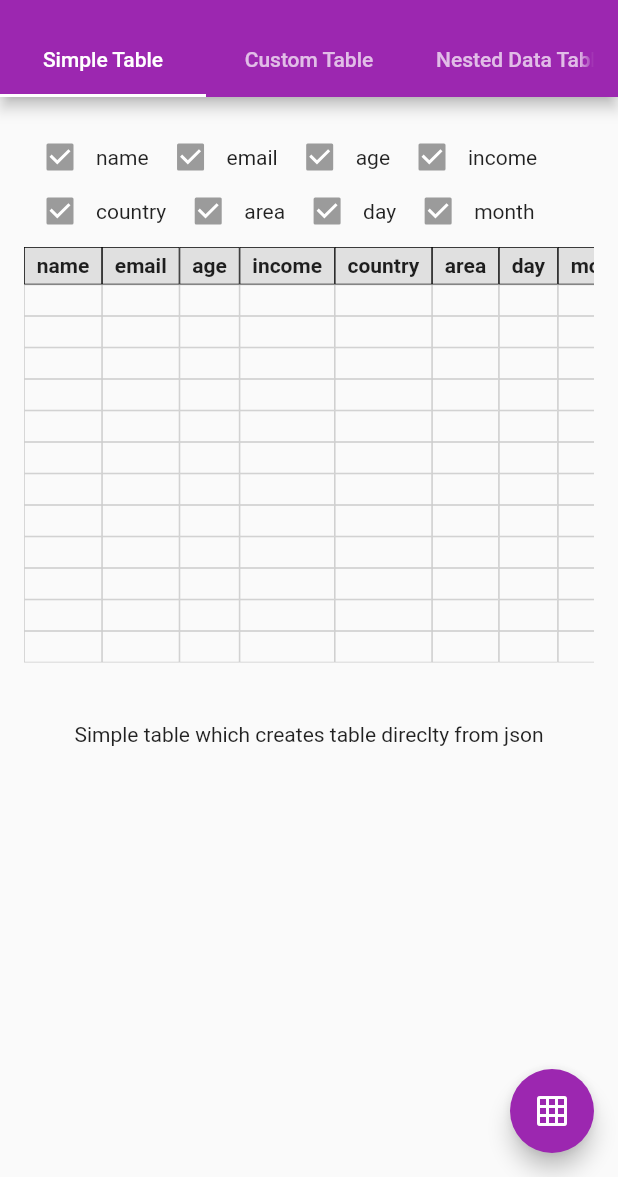
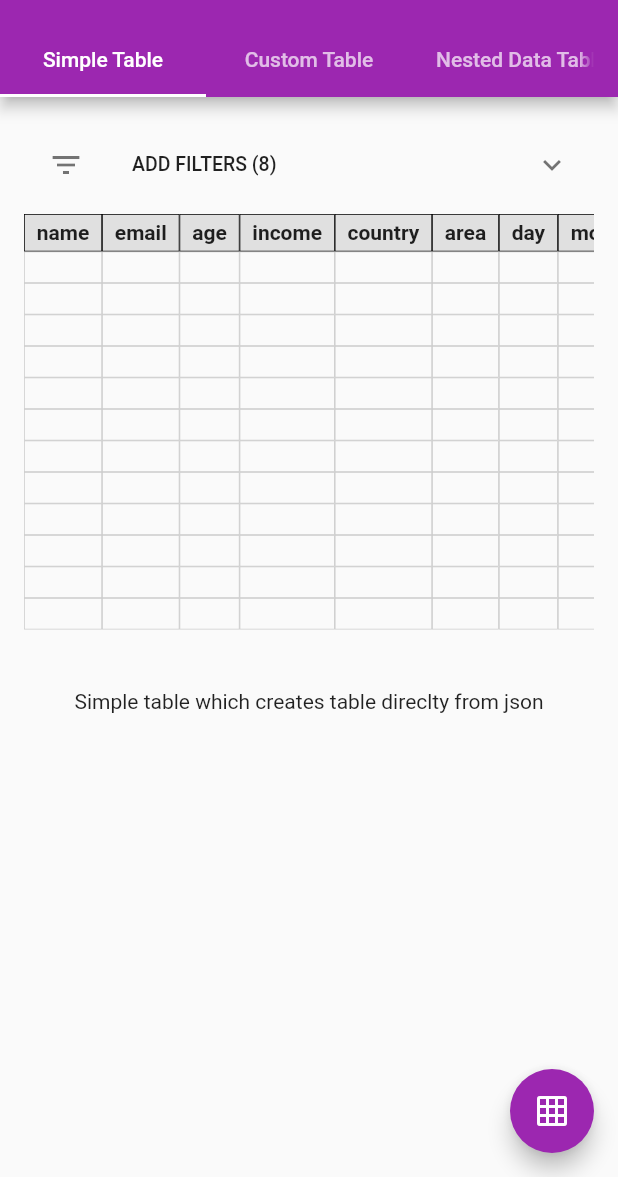
Before and after one commit to apgapg/json_table, a Flutter app: the screen it shows after launch, on a phone screen of 412 x 824 dp, the part 59-1236 px from its top. Run offline on Flutter 3.47's test engine with Material 2 defaults, Android fonts, the phone set to English and light mode, and no system bars; missing offline and left inert: json_utilities.

Commit message:
Wrap column filters in ExpansionTile

```diff
--- a/example/lib/main.dart
+++ b/example/lib/main.dart
@@ -1,8 +1,8 @@
-import 'package:example/pages/custom_column_table.dart';
-import 'package:example/pages/simple_table.dart';
 import 'package:flutter/material.dart';
 
 import 'pages/custom_column_nested_table.dart';
+import 'pages/custom_column_table.dart';
+import 'pages/simple_table.dart';
 
 void main() => runApp(MyApp());
 
--- a/example/lib/pages/custom_column_nested_table.dart
+++ b/example/lib/pages/custom_column_nested_table.dart
@@ -1,6 +1,5 @@
 import 'dart:convert';
 import 'package:intl/intl.dart';
-
 import 'package:flutter/material.dart';
 import 'package:json_table/json_table.dart';
 import 'package:json_table/json_table_column.dart';
--- a/lib/json_table.dart
+++ b/lib/json_table.dart
@@ -58,14 +58,24 @@ class _JsonTableState extends State<JsonTable> {
           mainAxisSize: MainAxisSize.min,
           crossAxisAlignment: CrossAxisAlignment.start,
           children: <Widget>[
-            if (widget.showColumnToggle)
+            if (widget.showColumnToggle && widget.columns == null)
               Container(
-                width: MediaQuery.of(context).size.width,
-                child: Wrap(
+                width: MediaQuery.of(context).size.width - 32,
+                margin: EdgeInsets.only(bottom: 4),
+                child: ExpansionTile(
+                  leading: Icon(Icons.filter_list),
+                  title: Text(
+                    "ADD FILTERS (${filterHeaderList.length})",
+                    style: TextStyle(
+                      fontSize: 13,
+                      fontWeight: FontWeight.w500,
+                    ),
+                  ),
+                  children: <Widget>[
+                    Wrap(
                       runSpacing: -12,
                       direction: Axis.horizontal,
                       children: <Widget>[
-                    if (widget.columns == null)
                         for (String header in headerList)
                           Material(
                             color: Colors.transparent,
@@ -74,7 +84,8 @@ class _JsonTableState extends State<JsonTable> {
                                 mainAxisSize: MainAxisSize.min,
                                 children: <Widget>[
                                   Checkbox(
-                                  value: this.filterHeaderList.contains(header),
+                                    value:
+                                        this.filterHeaderList.contains(header),
                                     onChanged: null,
                                   ),
                                   Text(header),
@@ -93,6 +104,8 @@ class _JsonTableState extends State<JsonTable> {
                               },
                             ),
                           ),
+                      ],
+                    )
                   ],
                 ),
               ),
```
Also changed, not shown: example/pubspec.lock, pubspec.lock. Lines whose indentation alone changed are shown as unchanged.
